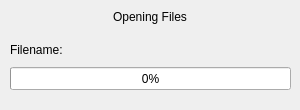
CineEncoder/cine-encoder, file app/openingfiles.ui: the form before one commit.
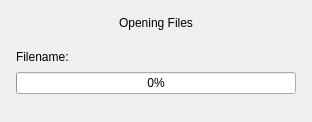
The form after the commit.

Patch:
```diff
--- a/app/openingfiles.ui
+++ b/app/openingfiles.ui
@@ -6,20 +6,20 @@
    <rect>
     <x>0</x>
     <y>0</y>
-    <width>300</width>
-    <height>110</height>
+    <width>312</width>
+    <height>122</height>
    </rect>
   </property>
   <property name="minimumSize">
    <size>
-    <width>300</width>
-    <height>110</height>
+    <width>312</width>
+    <height>122</height>
    </size>
   </property>
   <property name="maximumSize">
    <size>
-    <width>300</width>
-    <height>110</height>
+    <width>312</width>
+    <height>122</height>
    </size>
   </property>
   <property name="windowTitle">
@@ -27,16 +27,16 @@
   </property>
   <layout class="QGridLayout" name="gridLayout">
    <property name="leftMargin">
-    <number>0</number>
+    <number>6</number>
    </property>
    <property name="topMargin">
-    <number>0</number>
+    <number>6</number>
    </property>
    <property name="rightMargin">
-    <number>0</number>
+    <number>6</number>
    </property>
    <property name="bottomMargin">
-    <number>0</number>
+    <number>6</number>
    </property>
    <property name="spacing">
     <number>0</number>
@@ -202,31 +202,8 @@
            <property name="frameShadow">
             <enum>QFrame::Raised</enum>
            </property>
-           <widget class="QProgressBar" name="progressBar_opening">
-            <property name="geometry">
-             <rect>
-              <x>9</x>
-              <y>35</y>
-              <width>281</width>
-              <height>23</height>
-             </rect>
-            </property>
-            <property name="value">
-             <number>0</number>
-            </property>
-            <property name="alignment">
-             <set>Qt::AlignCenter</set>
-            </property>
-           </widget>
-           <widget class="QWidget" name="">
-            <property name="geometry">
-             <rect>
-              <x>9</x>
-              <y>7</y>
-              <width>281</width>
-              <height>21</height>
-             </rect>
-            </property>
+           <layout class="QGridLayout" name="gridLayout_4">
+            <item row="0" column="0">
             <layout class="QHBoxLayout" name="horizontalLayout">
              <item>
               <widget class="QLabel" name="label">
@@ -261,7 +238,18 @@
               </widget>
              </item>
             </layout>
-           </widget>
+            </item>
+            <item row="1" column="0">
+             <widget class="QProgressBar" name="progressBar_opening">
+              <property name="value">
+               <number>0</number>
+              </property>
+              <property name="alignment">
+               <set>Qt::AlignCenter</set>
+              </property>
+             </widget>
+            </item>
+           </layout>
           </widget>
          </item>
         </layout>
```
Lines whose indentation alone changed are shown as unchanged.
